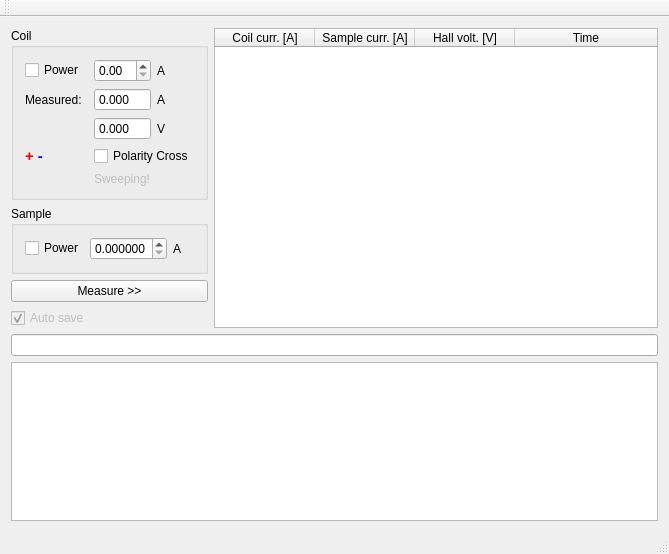
Above: src/mainwindow.ui from mBr001/hall before the change. Below: the same form after it.
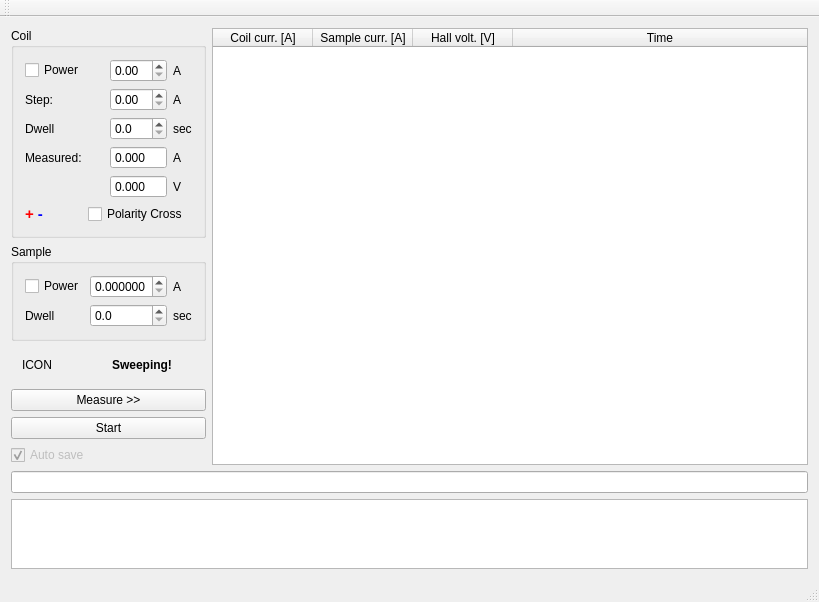
That is the form after the change.

Commit message: Add widgets for fully automaitzed measurement.

The edit to the form file:
```diff
--- a/src/mainwindow.ui
+++ b/src/mainwindow.ui
@@ -6,8 +6,8 @@
    <rect>
     <x>0</x>
     <y>0</y>
-    <width>669</width>
-    <height>554</height>
+    <width>819</width>
+    <height>552</height>
    </rect>
   </property>
   <property name="windowTitle">
@@ -35,24 +35,6 @@
          </property>
         </widget>
        </item>
-       <item row="3" column="0">
-        <widget class="QLabel" name="polarityLabel">
-         <property name="text">
-          <string>&lt;!DOCTYPE HTML PUBLIC &quot;-//W3C//DTD HTML 4.0//EN&quot; &quot;http://www.w3.org/TR/REC-html40/strict.dtd&quot;&gt;
-&lt;html&gt;&lt;head&gt;&lt;meta name=&quot;qrichtext&quot; content=&quot;1&quot; /&gt;&lt;style type=&quot;text/css&quot;&gt;
-p, li { white-space: pre-wrap; }
-&lt;/style&gt;&lt;/head&gt;&lt;body style=&quot; font-family:'Cantarell'; font-size:11pt; font-weight:400; font-style:normal;&quot;&gt;
-&lt;p style=&quot; margin-top:0px; margin-bottom:0px; margin-left:0px; margin-right:0px; -qt-block-indent:0; text-indent:0px;&quot;&gt;&lt;span style=&quot; font-weight:600; color:#ff0000;&quot;&gt;+&lt;/span&gt;&lt;span style=&quot; font-weight:600;&quot;&gt; &lt;/span&gt;&lt;span style=&quot; font-weight:600; color:#0000ff;&quot;&gt;-&lt;/span&gt;&lt;/p&gt;&lt;/body&gt;&lt;/html&gt;</string>
-         </property>
-        </widget>
-       </item>
-       <item row="3" column="2" colspan="2">
-        <widget class="QCheckBox" name="coilPolCrossCheckBox">
-         <property name="text">
-          <string>Polarity Cross</string>
-         </property>
-        </widget>
-       </item>
        <item row="0" column="2">
         <widget class="QDoubleSpinBox" name="coilCurrDoubleSpinBox">
          <property name="decimals">
@@ -63,14 +45,14 @@
          </property>
         </widget>
        </item>
-       <item row="1" column="0">
+       <item row="3" column="0">
         <widget class="QLabel" name="label_6">
          <property name="text">
           <string>Measured:</string>
          </property>
         </widget>
        </item>
-       <item row="1" column="2">
+       <item row="3" column="2">
         <widget class="QDoubleSpinBox" name="coilCurrMeasDoubleSpinBox">
          <property name="readOnly">
           <bool>true</bool>
@@ -83,7 +65,7 @@
          </property>
         </widget>
        </item>
-       <item row="1" column="3">
+       <item row="3" column="3">
         <widget class="QLabel" name="label_8">
          <property name="text">
           <string>A</string>
@@ -91,16 +73,6 @@
         </widget>
        </item>
        <item row="4" column="2">
-        <widget class="QLabel" name="sweepingLabel">
-         <property name="enabled">
-          <bool>false</bool>
-         </property>
-         <property name="text">
-          <string>Sweeping!</string>
-         </property>
-        </widget>
-       </item>
-       <item row="2" column="2">
         <widget class="QDoubleSpinBox" name="coilVoltMeasDoubleSpinBox">
          <property name="readOnly">
           <bool>true</bool>
@@ -113,17 +85,83 @@
          </property>
         </widget>
        </item>
-       <item row="2" column="3">
+       <item row="4" column="3">
         <widget class="QLabel" name="label_2">
          <property name="text">
           <string>V</string>
          </property>
         </widget>
        </item>
+       <item row="1" column="0">
+        <widget class="QLabel" name="label_11">
+         <property name="text">
+          <string>Step:</string>
+         </property>
+        </widget>
+       </item>
+       <item row="1" column="2">
+        <widget class="QDoubleSpinBox" name="coilStepDoubleSpinBox">
+         <property name="toolTip">
+          <string>Step for current value for automated measurement.</string>
+         </property>
+        </widget>
+       </item>
+       <item row="1" column="3">
+        <widget class="QLabel" name="label_12">
+         <property name="text">
+          <string>A</string>
+         </property>
+        </widget>
+       </item>
+       <item row="2" column="0">
+        <widget class="QLabel" name="label_4">
+         <property name="text">
+          <string>Dwell</string>
+         </property>
+        </widget>
+       </item>
+       <item row="2" column="2">
+        <widget class="QDoubleSpinBox" name="coilDwellDoubleSpinBox">
+         <property name="toolTip">
+          <string>Dwell betwen coil current change and begin of new measurement.</string>
+         </property>
+         <property name="decimals">
+          <number>1</number>
+         </property>
+        </widget>
+       </item>
+       <item row="2" column="3">
+        <widget class="QLabel" name="label_9">
+         <property name="text">
+          <string>sec</string>
+         </property>
+        </widget>
+       </item>
+       <item row="5" column="1" colspan="3">
+        <widget class="QCheckBox" name="coilPolCrossCheckBox">
+         <property name="toolTip">
+          <string>Cross polarity on coil input.</string>
+         </property>
+         <property name="text">
+          <string>Polarity Cross</string>
+         </property>
+        </widget>
+       </item>
+       <item row="5" column="0">
+        <widget class="QLabel" name="polarityLabel">
+         <property name="text">
+          <string>&lt;!DOCTYPE HTML PUBLIC &quot;-//W3C//DTD HTML 4.0//EN&quot; &quot;http://www.w3.org/TR/REC-html40/strict.dtd&quot;&gt;
+&lt;html&gt;&lt;head&gt;&lt;meta name=&quot;qrichtext&quot; content=&quot;1&quot; /&gt;&lt;style type=&quot;text/css&quot;&gt;
+p, li { white-space: pre-wrap; }
+&lt;/style&gt;&lt;/head&gt;&lt;body style=&quot; font-family:'Cantarell'; font-size:11pt; font-weight:400; font-style:normal;&quot;&gt;
+&lt;p style=&quot; margin-top:0px; margin-bottom:0px; margin-left:0px; margin-right:0px; -qt-block-indent:0; text-indent:0px;&quot;&gt;&lt;span style=&quot; font-weight:600; color:#ff0000;&quot;&gt;+&lt;/span&gt;&lt;span style=&quot; font-weight:600;&quot;&gt; &lt;/span&gt;&lt;span style=&quot; font-weight:600; color:#0000ff;&quot;&gt;-&lt;/span&gt;&lt;/p&gt;&lt;/body&gt;&lt;/html&gt;</string>
+         </property>
+        </widget>
+       </item>
       </layout>
      </widget>
     </item>
-    <item row="0" column="1" rowspan="8">
+    <item row="0" column="1" rowspan="10">
      <widget class="QTableWidget" name="dataTableWidget">
       <attribute name="horizontalHeaderStretchLastSection">
        <bool>true</bool>
@@ -150,7 +188,7 @@
       </column>
      </widget>
     </item>
-    <item row="3" column="0" rowspan="3">
+    <item row="4" column="0" rowspan="3">
      <spacer name="verticalSpacer">
       <property name="orientation">
        <enum>Qt::Vertical</enum>
@@ -196,17 +234,41 @@
          </property>
         </widget>
        </item>
+       <item row="1" column="1">
+        <widget class="QDoubleSpinBox" name="sampleDwellDoubleSpinBox">
+         <property name="toolTip">
+          <string>Dwell betwen set current and measurement.</string>
+         </property>
+         <property name="decimals">
+          <number>1</number>
+         </property>
+        </widget>
+       </item>
+       <item row="1" column="0">
+        <widget class="QLabel" name="label_5">
+         <property name="text">
+          <string>Dwell</string>
+         </property>
+        </widget>
+       </item>
+       <item row="1" column="2">
+        <widget class="QLabel" name="label_7">
+         <property name="text">
+          <string>sec</string>
+         </property>
+        </widget>
+       </item>
       </layout>
      </widget>
     </item>
-    <item row="8" column="0" colspan="2">
+    <item row="10" column="0" colspan="2">
      <widget class="QLineEdit" name="lineEdit">
       <property name="readOnly">
        <bool>true</bool>
       </property>
      </widget>
     </item>
-    <item row="7" column="0">
+    <item row="9" column="0">
      <widget class="QCheckBox" name="autoSaveCheckBox">
       <property name="enabled">
        <bool>false</bool>
@@ -219,16 +281,52 @@
       </property>
      </widget>
     </item>
-    <item row="9" column="0" colspan="2">
+    <item row="11" column="0" colspan="2">
      <widget class="QPlainTextEdit" name="plainTextEdit"/>
     </item>
-    <item row="6" column="0">
+    <item row="7" column="0">
      <widget class="QPushButton" name="measurePushButton">
       <property name="text">
        <string>Measure &gt;&gt;</string>
       </property>
      </widget>
     </item>
+    <item row="8" column="0">
+     <widget class="QPushButton" name="startPushButton">
+      <property name="toolTip">
+       <string>Start fully automatized measurement.</string>
+      </property>
+      <property name="text">
+       <string>Start</string>
+      </property>
+     </widget>
+    </item>
+    <item row="3" column="0">
+     <widget class="QWidget" name="sweepingWidget" native="true">
+      <layout class="QGridLayout" name="gridLayout_4">
+       <item row="0" column="1">
+        <widget class="QLabel" name="sweepingLabel">
+         <property name="font">
+          <font>
+           <weight>75</weight>
+           <bold>true</bold>
+          </font>
+         </property>
+         <property name="text">
+          <string>Sweeping!</string>
+         </property>
+        </widget>
+       </item>
+       <item row="0" column="0">
+        <widget class="QLabel" name="label_10">
+         <property name="text">
+          <string>ICON</string>
+         </property>
+        </widget>
+       </item>
+      </layout>
+     </widget>
+    </item>
    </layout>
   </widget>
   <widget class="QToolBar" name="mainToolBar">
```
Left out of the diff: 15 changed lines with no effect on the pictures. The commit also changes 2 other files.
